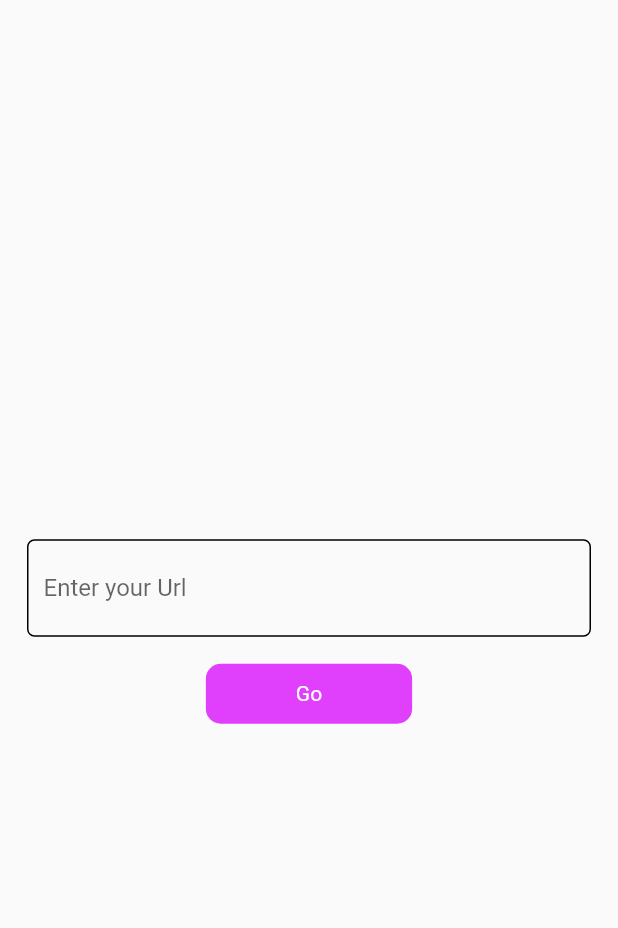
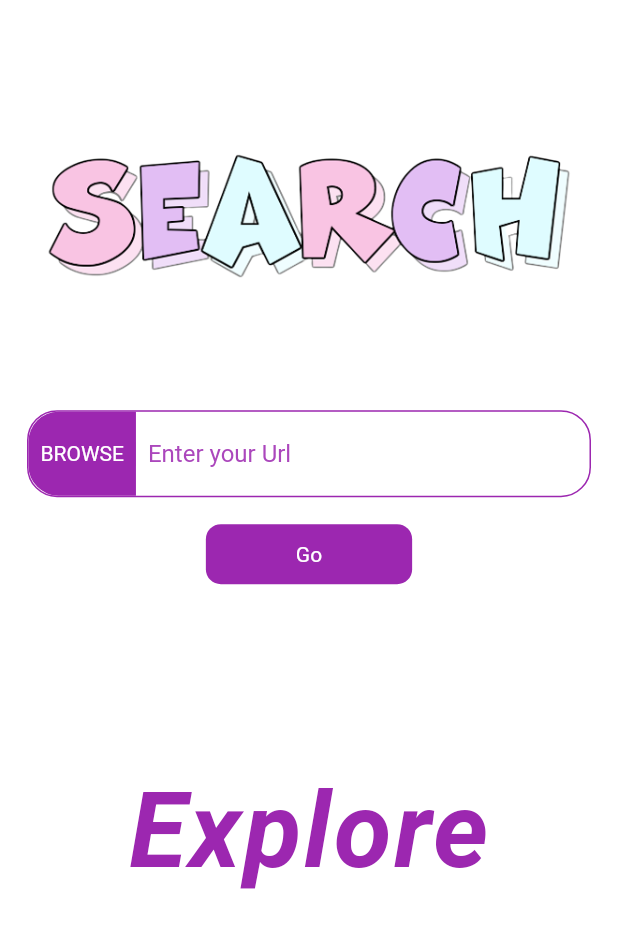
Before and after one commit to jahangircpi/webviewbrowser, a Flutter app: the InputScreen screen opened directly, on a phone screen of 412 x 824 dp. Shown: the top 928 px of the screen. Run offline on Flutter 3.47's test engine with Material 2 defaults, Android fonts, the light colour scheme and no system bars; missing offline and left inert: flutter_webview_plugin.

Commit message:
searchlogo has been added with the design

```diff
--- a/lib/Screens/inputscreen.dart
+++ b/lib/Screens/inputscreen.dart
@@ -8,30 +8,117 @@ class InputScreen extends StatefulWidget {
 
 class _InputScreenState extends State<InputScreen> {
   @override
-  Widget build(BuildContext context) {
-    final snackBar = SnackBar(content: Text('Enter a Valid website!'));
+  void dispose() {
+    urlController.dispose();
+    super.dispose();
+  }
 
   TextEditingController urlController = TextEditingController();
+  double radius = 20.0;
+  @override
+  Widget build(BuildContext context) {
+    SnackBar snackBar = SnackBar(content: Text('Enter a Valid website!'));
+    Size size = MediaQuery.of(context).size;
+
     return Scaffold(
+      backgroundColor: Colors.white.withOpacity(0.9),
       body: SafeArea(
-        child: Center(
         child: SingleChildScrollView(
           child: Column(
-              mainAxisAlignment: MainAxisAlignment.center,
             children: [
+              SizedBox(
+                height: size.height * 0.05,
+              ),
+              Container(
+                height: size.height * 0.25,
+                width: size.width,
+                child: Image.asset(
+                  'assets/searchlogo.png',
+                  fit: BoxFit.cover,
+                ),
+              ),
+              SizedBox(
+                height: size.height * 0.01,
+              ),
               Padding(
                 padding: const EdgeInsets.all(18.0),
                 child: Container(
-                    padding: EdgeInsets.fromLTRB(10, 2, 10, 2),
                   decoration: BoxDecoration(
-                        borderRadius: BorderRadius.circular(5),
-                        border: Border.all(color: Colors.black)),
+                    border: Border.all(width: 1, color: Colors.purple),
+                    borderRadius: BorderRadius.circular(radius),
+                  ),
+                  child: IntrinsicHeight(
+                    child: Row(
+                      children: <Widget>[
+                        Container(
+                          decoration: BoxDecoration(
+                            color: Colors.purple,
+                            borderRadius: BorderRadius.only(
+                              topLeft: Radius.circular(radius),
+                              bottomLeft: Radius.circular(radius),
+                            ),
+                          ),
+                          child: Center(
+                            child: Padding(
+                              padding: const EdgeInsets.all(8.0),
+                              child: Text(
+                                "BROWSE",
+                                style: TextStyle(color: Colors.white),
+                              ),
+                            ),
+                          ),
+                        ),
+                        Flexible(
+                          child: Padding(
+                            padding: const EdgeInsets.symmetric(
+                                horizontal: 8.0, vertical: 4),
                             child: TextField(
                               decoration: InputDecoration(
                                 border: InputBorder.none,
-                        labelText: "Enter your Url",
+                                hintText: "Enter your Url",
+                                hintStyle:
+                                    TextStyle(color: Colors.purple.shade400),
                               ),
                               controller: urlController,
+                              onSubmitted: (v) {
+                                if (urlController.text.isEmpty) {
+                                  ScaffoldMessenger.of(context)
+                                      .showSnackBar(snackBar);
+                                } else {
+                                  if (!urlController.text.contains('.') ||
+                                      urlController.text.contains(' ')) {
+                                    Navigator.push(
+                                      context,
+                                      MaterialPageRoute(
+                                        builder: (context) {
+                                          return MyHomePage(
+                                            selectedUrl:
+                                                "www.google.com/search?q=" +
+                                                    '${urlController.text}',
+                                          );
+                                        },
+                                      ),
+                                    );
+                                  } else {
+                                    Navigator.push(
+                                      context,
+                                      MaterialPageRoute(
+                                        builder: (context) {
+                                          return MyHomePage(
+                                            selectedUrl: urlController.text ??
+                                                'google.com',
+                                          );
+                                        },
+                                      ),
+                                    );
+                                  }
+                                }
+                              },
+                            ),
+                          ),
+                        ),
+                      ],
+                    ),
                   ),
                 ),
               ),
@@ -71,7 +158,7 @@ class _InputScreenState extends State<InputScreen> {
                 },
                 child: Container(
                   decoration: BoxDecoration(
-                      color: Colors.purpleAccent,
+                    color: Colors.purple,
                     borderRadius: BorderRadius.circular(10),
                   ),
                   child: Padding(
@@ -84,8 +171,19 @@ class _InputScreenState extends State<InputScreen> {
                   ),
                 ),
               ),
+              SizedBox(
+                height: size.height * 0.15,
+              ),
+              Text(
+                'Explore',
+                style: TextStyle(
+                    fontSize: 70,
+                    color: Colors.purple,
+                    letterSpacing: 1.5,
+                    fontWeight: FontWeight.w600,
+                    fontStyle: FontStyle.italic),
+              ),
             ],
-            ),
           ),
         ),
       ),
--- a/pubspec.yaml
+++ b/pubspec.yaml
@@ -44,8 +44,8 @@ flutter:
   uses-material-design: true
 
   # To add assets to your application, add an assets section, like this:
-  # assets:
-  #   - images/a_dot_burr.jpeg
+  assets:
+    - assets/
   #   - images/a_dot_ham.jpeg
 
   # An image asset can refer to one or more resolution-specific "variants", see
```
Also changed, not shown: assets/searchlogo.png (added). Lines whose indentation alone changed are shown as unchanged.
